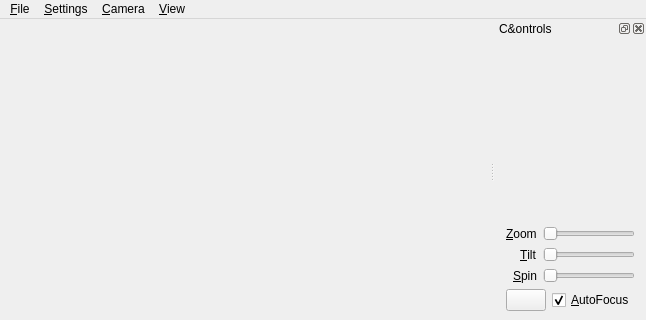
Above: client/MainWindow.ui from thejoshwolfe/repatriator before the change; both pictures show x 0 to 646 and y 0 to 320 of the 646 by 583 pixel window. Below: the same form after it.
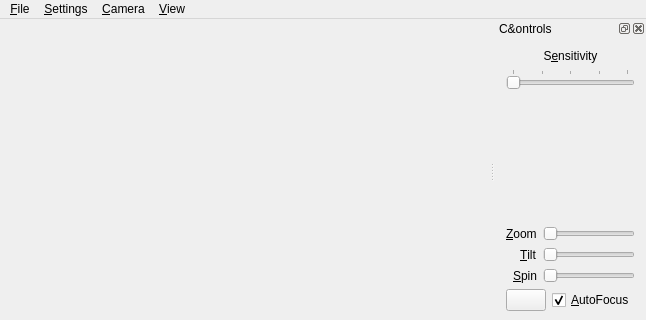
That is the form after the change. Icons and pictures are not drawn. Custom widgets are drawn as their Qt base class.

Commit message: sensitivity control for shadow minimap

Patch:
```diff
--- a/client/MainWindow.ui
+++ b/client/MainWindow.ui
@@ -21,10 +21,10 @@
    <widget class="ImageDisplayWidget" name="displayWidget" native="true">
     <property name="geometry">
      <rect>
-      <x>110</x>
-      <y>70</y>
-      <width>120</width>
-      <height>80</height>
+      <x>120</x>
+      <y>50</y>
+      <width>271</width>
+      <height>171</height>
      </rect>
     </property>
    </widget>
@@ -42,6 +42,41 @@
    </attribute>
    <widget class="QWidget" name="dockWidgetContents">
     <layout class="QVBoxLayout" name="verticalLayout_3">
+     <item>
+      <widget class="QLabel" name="sensitivityLabel">
+       <property name="text">
+        <string>S&amp;ensitivity</string>
+       </property>
+       <property name="alignment">
+        <set>Qt::AlignCenter</set>
+       </property>
+       <property name="margin">
+        <number>0</number>
+       </property>
+       <property name="buddy">
+        <cstring>sensitivitySlider</cstring>
+       </property>
+      </widget>
+     </item>
+     <item>
+      <widget class="QSlider" name="sensitivitySlider">
+       <property name="maximum">
+        <number>4</number>
+       </property>
+       <property name="pageStep">
+        <number>1</number>
+       </property>
+       <property name="value">
+        <number>0</number>
+       </property>
+       <property name="orientation">
+        <enum>Qt::Horizontal</enum>
+       </property>
+       <property name="tickPosition">
+        <enum>QSlider::TicksAbove</enum>
+       </property>
+      </widget>
+     </item>
      <item>
       <widget class="ShadowMinimap" name="shadowMinimap" native="true">
        <property name="sizePolicy">
```
Left out of the diff: 18 changed lines with no effect on the pictures. The commit also changes 4 other files.
